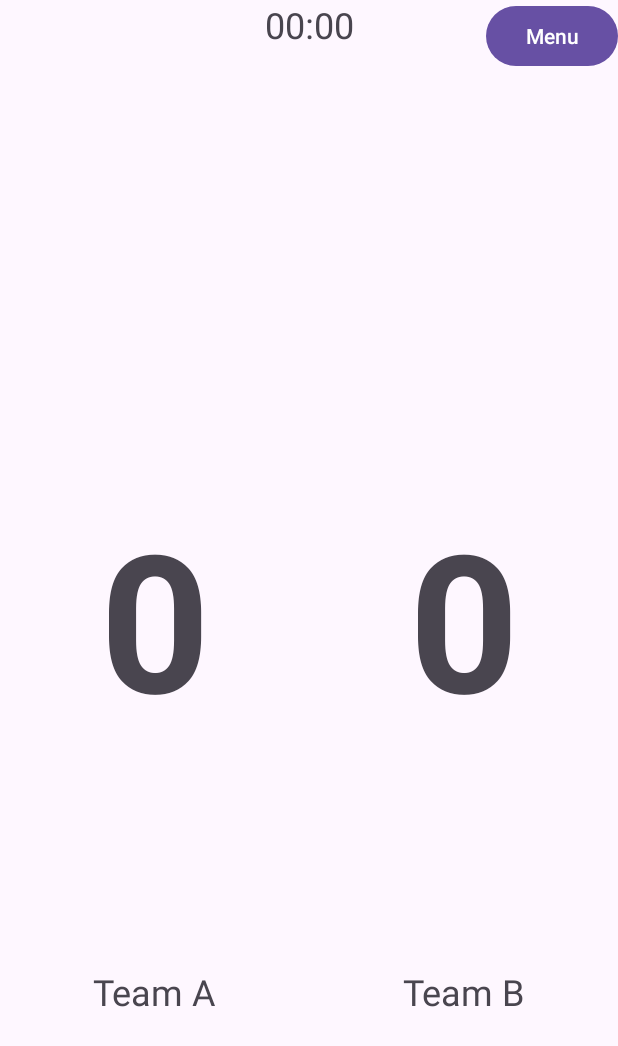
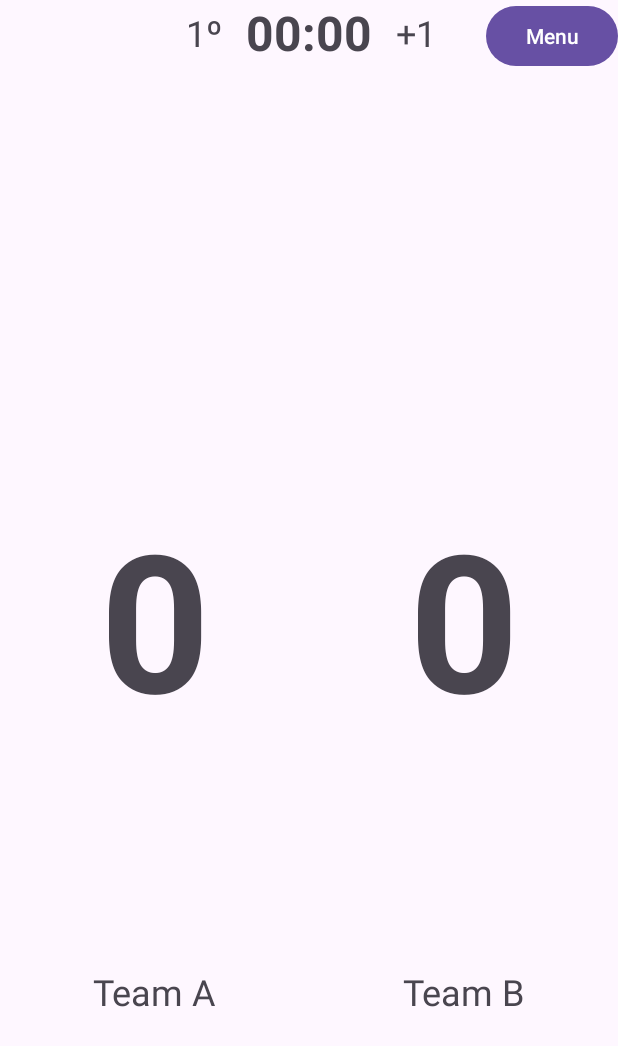
Before and after one commit to osCappuccinos/PDM-Placar, an Android app: the layout fragment_scoreboard.xml on its own in the app's theme, with its tools: preview values and no code run, on a phone screen of 412 x 824 dp. Shown: the top 1046 px of the screen. Run offline under Robolectric (Android 15) with nearby library versions, the phone set to English and light mode, and no system bars.

Commit message:
add more view items

```diff
--- a/app/src/main/res/layout/fragment_scoreboard.xml
+++ b/app/src/main/res/layout/fragment_scoreboard.xml
@@ -86,13 +86,38 @@
         app:layout_constraintEnd_toEndOf="parent" />
 
     <TextView
+        android:id="@+id/half"
+        android:layout_width="wrap_content"
+        android:layout_height="wrap_content"
+        android:text="1º"
+        android:textSize="24sp"
+        android:gravity="center"
+        android:layout_marginEnd="16dp"
+        app:layout_constraintEnd_toStartOf="@id/timer"
+        app:layout_constraintTop_toTopOf="@id/timer"
+        app:layout_constraintBottom_toBottomOf="@id/timer" />
+
+    <TextView
         android:id="@+id/timer"
-        android:layout_width="0dp"
+        android:layout_width="wrap_content"
         android:layout_height="wrap_content"
         android:text="00:00"
-        android:textSize="24sp"
+        android:textSize="32sp"
+        android:textStyle="bold"
         android:gravity="center"
         app:layout_constraintTop_toTopOf="parent"
         app:layout_constraintEnd_toEndOf="parent"
         app:layout_constraintStart_toStartOf="parent" />
+
+    <TextView
+        android:id="@+id/extraTime"
+        android:layout_width="wrap_content"
+        android:layout_height="wrap_content"
+        android:text="+1"
+        android:textSize="24sp"
+        android:gravity="center"
+        android:layout_marginStart="16dp"
+        app:layout_constraintTop_toTopOf="parent"
+        app:layout_constraintStart_toEndOf="@id/timer"
+        app:layout_constraintBottom_toBottomOf="@id/timer" />
 </androidx.constraintlayout.widget.ConstraintLayout>
```
Also changed, not shown: app/src/main/java/com/pdm/placar/ScoreboardFragment.kt (+29 -9 lines), app/src/main/res/layout/activity_settings.xml (+13 -1 lines).
